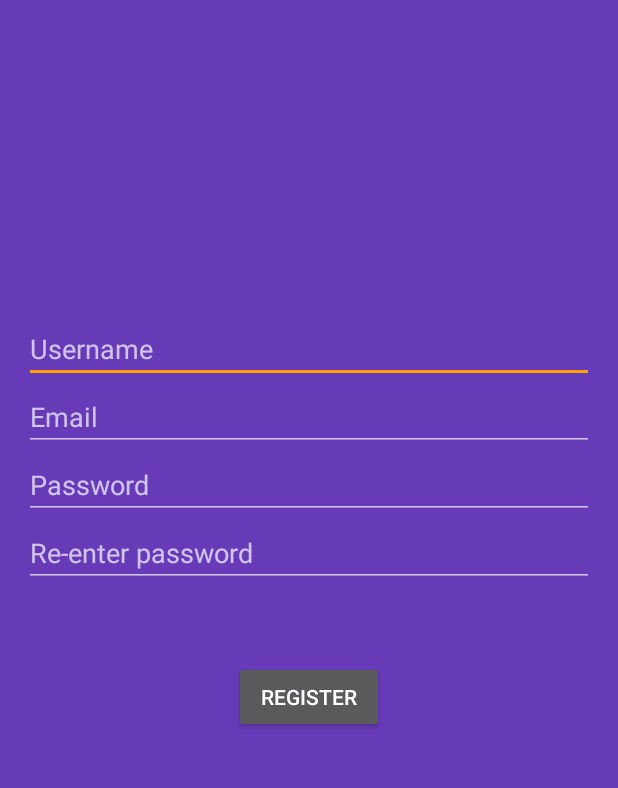
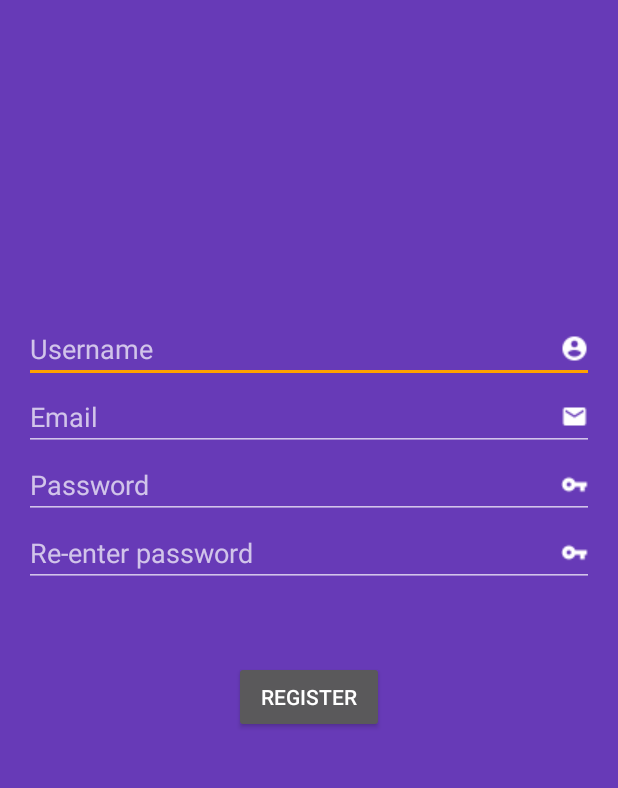
Before and after one commit to bubosam/ChatGlobal, an Android app: the RegistrationActivity screen opened directly, with no data from a screen before it, on a phone screen of 412 x 824 dp, the part 201-989 px from its top. Run offline under Robolectric (Android 15) with nearby library versions, the phone set to English and light mode, and no system bars.

Commit message:
material design icons and tab color

```diff
--- a/Android/DreamChat/app/src/main/java/com/example/boush/dreamchat/LoginActivity.java
+++ b/Android/DreamChat/app/src/main/java/com/example/boush/dreamchat/LoginActivity.java
@@ -19,6 +19,7 @@ import android.os.AsyncTask;
 import android.os.Build;
 import android.os.Bundle;
 import android.provider.ContactsContract;
+import android.util.Log;
 import android.util.Patterns;
 import android.view.KeyEvent;
 import android.view.View;
@@ -329,7 +330,7 @@ public class LoginActivity extends AppCompatActivity implements LoaderCallbacks<
                 httpConn.setRequestMethod("GET");
                 httpConn.connect();
                 int resCode = httpConn.getResponseCode();
-                //Toast.makeText(getApplicationContext(), "kod "+resCode, Toast.LENGTH_SHORT);
+                Log.d("Response kod: ", String.valueOf(resCode));
 
                 Thread.sleep(2000);
             } catch (InterruptedException e) {
--- a/Android/DreamChat/app/src/main/res/layout/activity_chat.xml
+++ b/Android/DreamChat/app/src/main/res/layout/activity_chat.xml
@@ -15,7 +15,7 @@ tools:context="com.example.boush.dreamchat.ChatActivity">
     android:layout_height="48dp"
     app:tabMode="scrollable"
     app:tabSelectedTextColor="@color/colorAccent"
-    app:tabTextColor="#ffffff"
+    app:tabTextColor="@color/colorUnselected"
     />
 <android.support.v4.view.ViewPager
     android:id="@+id/view_pager"
--- a/Android/DreamChat/app/src/main/res/layout/activity_login.xml
+++ b/Android/DreamChat/app/src/main/res/layout/activity_login.xml
@@ -77,6 +77,7 @@
 
         <EditText
             android:id="@+id/password"
+            android:drawableRight="@drawable/ic_key"
             android:layout_width="match_parent"
             android:layout_height="wrap_content"
             android:hint="@string/prompt_password"
@@ -93,6 +94,7 @@
 
         <AutoCompleteTextView
             android:id="@+id/email"
+            android:drawableRight="@drawable/ic_email"
             android:layout_width="match_parent"
             android:layout_height="wrap_content"
             android:hint="@string/prompt_email"
--- a/Android/DreamChat/app/src/main/res/layout/activity_registration.xml
+++ b/Android/DreamChat/app/src/main/res/layout/activity_registration.xml
@@ -12,6 +12,7 @@
     <EditText
         android:layout_width="wrap_content"
         android:layout_height="wrap_content"
+        android:drawableRight="@drawable/ic_person"
         android:inputType="textPersonName"
         android:ems="10"
         android:id="@+id/username"
@@ -24,6 +25,7 @@
 
     <AutoCompleteTextView
         android:id="@+id/email"
+        android:drawableRight="@drawable/ic_email"
         android:layout_width="match_parent"
         android:layout_height="wrap_content"
         android:hint="@string/prompt_email"
@@ -35,6 +37,7 @@
 
     <EditText
         android:id="@+id/password"
+        android:drawableRight="@drawable/ic_key"
         android:layout_width="match_parent"
         android:layout_height="wrap_content"
         android:hint="@string/prompt_password"
@@ -50,6 +53,7 @@
 
     <EditText
         android:id="@+id/confirmPassword"
+        android:drawableRight="@drawable/ic_key"
         android:layout_width="match_parent"
         android:layout_height="wrap_content"
         android:hint="@string/prompt_password2"
--- a/Android/DreamChat/app/src/main/res/values/colors.xml
+++ b/Android/DreamChat/app/src/main/res/values/colors.xml
@@ -4,4 +4,5 @@
     <color name="colorPrimaryDark">#6A1B9A</color>
     <color name="colorBackground">#673AB7</color>
     <color name="colorAccent">#FFA000</color>
+    <color name="colorUnselected">#B3FFFFFF</color>
 </resources>
```
Also changed, not shown: Android/DreamChat/app/src/main/res/drawable/ic_email.png (added), Android/DreamChat/app/src/main/res/drawable/ic_key.png (added), Android/DreamChat/app/src/main/res/drawable/ic_person.png (added).
